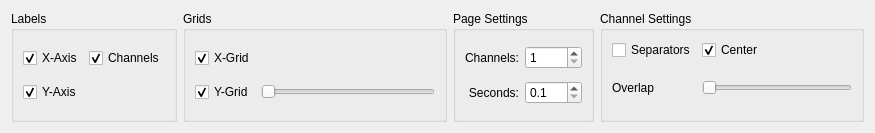
This is src/gui_impl/signal_browser/adapt_browser_view_widget.ui in cbrnr/sigviewer as Qt 5 draws it before an edit. The edited form follows.
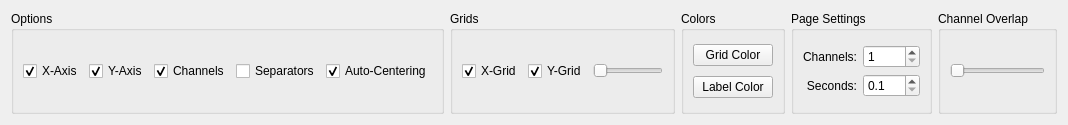
This is the edited form.

Commit message:
Redesign View Options widget 2
Let's not remove those color buttons for now, but hide them
instead. This way in the future they can be easily added back

This reverts commit 51a2a77e2d64afa25ad90821489d023382a3e776.

What changed in the file:
```diff
--- a/src/gui_impl/signal_browser/adapt_browser_view_widget.ui
+++ b/src/gui_impl/signal_browser/adapt_browser_view_widget.ui
@@ -6,8 +6,8 @@
    <rect>
     <x>0</x>
     <y>0</y>
-    <width>875</width>
-    <height>133</height>
+    <width>1068</width>
+    <height>125</height>
    </rect>
   </property>
   <property name="sizePolicy">
@@ -19,72 +19,14 @@
   <property name="windowTitle">
    <string>Form</string>
   </property>
-  <layout class="QHBoxLayout" name="horizontalLayout">
-   <item>
-    <widget class="QGroupBox" name="labelsGroupBox">
-     <property name="sizePolicy">
-      <sizepolicy hsizetype="Preferred" vsizetype="Preferred">
-       <horstretch>0</horstretch>
-       <verstretch>0</verstretch>
-      </sizepolicy>
-     </property>
-     <property name="title">
-      <string>Labels</string>
-     </property>
-     <layout class="QGridLayout" name="gridLayout">
-      <item row="1" column="0">
-       <widget class="QCheckBox" name="y_axis_checkbox_">
-        <property name="text">
-         <string>Y-Axis</string>
-        </property>
-        <property name="checked">
-         <bool>true</bool>
-        </property>
-       </widget>
-      </item>
-      <item row="0" column="0">
-       <widget class="QCheckBox" name="x_axis_checkbox_">
-        <property name="text">
-         <string>X-Axis</string>
-        </property>
-        <property name="checked">
-         <bool>true</bool>
-        </property>
-       </widget>
-      </item>
-      <item row="0" column="1">
-       <widget class="QCheckBox" name="labels_checkbox_">
-        <property name="text">
-         <string>Channels</string>
-        </property>
-        <property name="checked">
-         <bool>true</bool>
-        </property>
-       </widget>
-      </item>
-     </layout>
-    </widget>
-   </item>
-   <item>
-    <widget class="QGroupBox" name="gridGroupBox">
+  <layout class="QGridLayout" name="gridLayout_7">
+   <item row="0" column="1">
+    <widget class="QGroupBox" name="groupBox_2">
      <property name="title">
       <string>Grids</string>
      </property>
      <layout class="QGridLayout" name="gridLayout_2">
-      <item row="0" column="0">
-       <widget class="QCheckBox" name="xGridCheckbox">
-        <property name="enabled">
-         <bool>true</bool>
-        </property>
-        <property name="text">
-         <string>X-Grid</string>
-        </property>
-        <property name="checked">
-         <bool>true</bool>
-        </property>
-       </widget>
-      </item>
-      <item row="1" column="0">
+      <item row="1" column="1">
        <widget class="QCheckBox" name="yGridCheckbox">
         <property name="enabled">
          <bool>true</bool>
@@ -103,126 +45,200 @@
         </property>
        </widget>
       </item>
-      <item row="1" column="1">
+      <item row="1" column="2">
        <widget class="QSlider" name="yGridSlider">
-        <property name="sizePolicy">
-         <sizepolicy hsizetype="Expanding" vsizetype="Preferred">
-          <horstretch>0</horstretch>
-          <verstretch>0</verstretch>
-         </sizepolicy>
-        </property>
         <property name="maximum">
          <number>30</number>
         </property>
         <property name="orientation">
          <enum>Qt::Horizontal</enum>
         </property>
-       </widget>
-      </item>
-     </layout>
-    </widget>
-   </item>
-   <item>
-    <widget class="QGroupBox" name="pageGroupBox">
-     <property name="title">
-      <string>Page Settings</string>
-     </property>
-     <layout class="QGridLayout" name="gridLayout_3">
-      <item row="0" column="0">
-       <widget class="QLabel" name="label_2">
-        <property name="text">
-         <string>Channels:</string>
+        <property name="invertedControls">
+         <bool>false</bool>
         </property>
-        <property name="alignment">
-         <set>Qt::AlignRight|Qt::AlignTrailing|Qt::AlignVCenter</set>
-        </property>
-       </widget>
-      </item>
-      <item row="0" column="1">
-       <widget class="QSpinBox" name="channelsPerPageSpinbox">
-        <property name="minimum">
-         <number>1</number>
+        <property name="tickPosition">
+         <enum>QSlider::NoTicks</enum>
         </property>
        </widget>
       </item>
       <item row="1" column="0">
-       <widget class="QLabel" name="xUnitsPerPageLabel">
+       <widget class="QCheckBox" name="xGridCheckbox">
+        <property name="enabled">
+         <bool>true</bool>
+        </property>
         <property name="text">
-         <string>Seconds:</string>
+         <string>X-Grid</string>
         </property>
-        <property name="alignment">
-         <set>Qt::AlignRight|Qt::AlignTrailing|Qt::AlignVCenter</set>
-        </property>
-       </widget>
-      </item>
-      <item row="1" column="1">
-       <widget class="QDoubleSpinBox" name="secsPerPageSpinbox">
-        <property name="decimals">
-         <number>1</number>
-        </property>
-        <property name="minimum">
-         <double>0.100000000000000</double>
+        <property name="checked">
+         <bool>true</bool>
         </property>
        </widget>
       </item>
      </layout>
     </widget>
    </item>
-   <item>
-    <widget class="QGroupBox" name="channelGroupBox">
+   <item row="0" column="2">
+    <widget class="QGroupBox" name="colors_groupbox">
      <property name="title">
-      <string>Channel Settings</string>
+      <string>Colors</string>
      </property>
      <layout class="QGridLayout" name="gridLayout_4">
-      <item row="0" column="0" colspan="2">
+      <item row="0" column="0">
+       <widget class="QPushButton" name="grid_color_button">
+        <property name="sizePolicy">
+         <sizepolicy hsizetype="Minimum" vsizetype="Fixed">
+          <horstretch>0</horstretch>
+          <verstretch>0</verstretch>
+         </sizepolicy>
+        </property>
+        <property name="text">
+         <string>Grid Color</string>
+        </property>
+       </widget>
+      </item>
+      <item row="1" column="0">
+       <widget class="QPushButton" name="label_color_button">
+        <property name="text">
+         <string>Label Color</string>
+        </property>
+       </widget>
+      </item>
+     </layout>
+    </widget>
+   </item>
+   <item row="0" column="4">
+    <widget class="QGroupBox" name="groupBox_5">
+     <property name="title">
+      <string>Channel Overlap</string>
+     </property>
+     <layout class="QGridLayout" name="gridLayout_5">
+      <item row="0" column="0">
+       <widget class="QSlider" name="channelOverlappingSlider">
+        <property name="maximum">
+         <number>100</number>
+        </property>
+        <property name="orientation">
+         <enum>Qt::Horizontal</enum>
+        </property>
+       </widget>
+      </item>
+     </layout>
+    </widget>
+   </item>
+   <item row="0" column="0">
+    <widget class="QGroupBox" name="groupBox">
+     <property name="title">
+      <string>Options</string>
+     </property>
+     <layout class="QGridLayout" name="gridLayout">
+      <item row="0" column="0">
+       <widget class="QCheckBox" name="x_axis_checkbox_">
+        <property name="text">
+         <string>X-Axis</string>
+        </property>
+        <property name="checked">
+         <bool>true</bool>
+        </property>
+       </widget>
+      </item>
+      <item row="0" column="3">
        <widget class="QCheckBox" name="border_checkBox_">
         <property name="text">
          <string>Separators</string>
         </property>
        </widget>
       </item>
-      <item row="0" column="2">
+      <item row="0" column="1">
+       <widget class="QCheckBox" name="y_axis_checkbox_">
+        <property name="text">
+         <string>Y-Axis</string>
+        </property>
+        <property name="checked">
+         <bool>true</bool>
+        </property>
+       </widget>
+      </item>
+      <item row="0" column="4">
        <widget class="QCheckBox" name="offsetCheckBox">
         <property name="text">
-         <string>Center</string>
+         <string>Auto-Centering</string>
         </property>
         <property name="checked">
          <bool>true</bool>
         </property>
        </widget>
       </item>
-      <item row="1" column="0">
-       <widget class="QLabel" name="label_3">
+      <item row="0" column="2">
+       <widget class="QCheckBox" name="labels_checkbox_">
         <property name="text">
-         <string>Overlap</string>
+         <string>Channels</string>
         </property>
-        <property name="alignment">
-         <set>Qt::AlignRight|Qt::AlignTrailing|Qt::AlignVCenter</set>
-        </property>
-       </widget>
-      </item>
-      <item row="1" column="2">
-       <widget class="QSlider" name="channelOverlappingSlider">
-        <property name="enabled">
+        <property name="checked">
          <bool>true</bool>
         </property>
-        <property name="sizePolicy">
-         <sizepolicy hsizetype="Expanding" vsizetype="Preferred">
-          <horstretch>0</horstretch>
-          <verstretch>0</verstretch>
-         </sizepolicy>
-        </property>
-        <property name="maximum">
-         <number>100</number>
-        </property>
-        <property name="orientation">
-         <enum>Qt::Horizontal</enum>
-        </property>
        </widget>
       </item>
      </layout>
     </widget>
    </item>
+   <item row="0" column="3">
+    <widget class="QGroupBox" name="groupBox_3">
+     <property name="title">
+      <string>Page Settings</string>
+     </property>
+     <layout class="QGridLayout" name="gridLayout_3">
+      <item row="0" column="0">
+       <layout class="QHBoxLayout" name="horizontalLayout">
+        <item>
+         <layout class="QVBoxLayout" name="verticalLayout">
+          <item>
+           <widget class="QLabel" name="label_2">
+            <property name="text">
+             <string>Channels:</string>
+            </property>
+            <property name="alignment">
+             <set>Qt::AlignRight|Qt::AlignTrailing|Qt::AlignVCenter</set>
+            </property>
+           </widget>
+          </item>
+          <item>
+           <widget class="QLabel" name="xUnitsPerPageLabel">
+            <property name="text">
+             <string>Seconds:</string>
+            </property>
+            <property name="alignment">
+             <set>Qt::AlignRight|Qt::AlignTrailing|Qt::AlignVCenter</set>
+            </property>
+           </widget>
+          </item>
+         </layout>
+        </item>
+        <item>
+         <layout class="QVBoxLayout" name="verticalLayout_2">
+          <item>
+           <widget class="QSpinBox" name="channelsPerPageSpinbox">
+            <property name="minimum">
+             <number>1</number>
+            </property>
+           </widget>
+          </item>
+          <item>
+           <widget class="QDoubleSpinBox" name="secsPerPageSpinbox">
+            <property name="decimals">
+             <number>1</number>
+            </property>
+            <property name="minimum">
+             <double>0.100000000000000</double>
+            </property>
+           </widget>
+          </item>
+         </layout>
+        </item>
+       </layout>
+      </item>
+     </layout>
+    </widget>
+   </item>
   </layout>
  </widget>
  <resources/>
```
Left out of the diff: 3 changed lines with no effect on the pictures. The commit also changes 2 other files.
